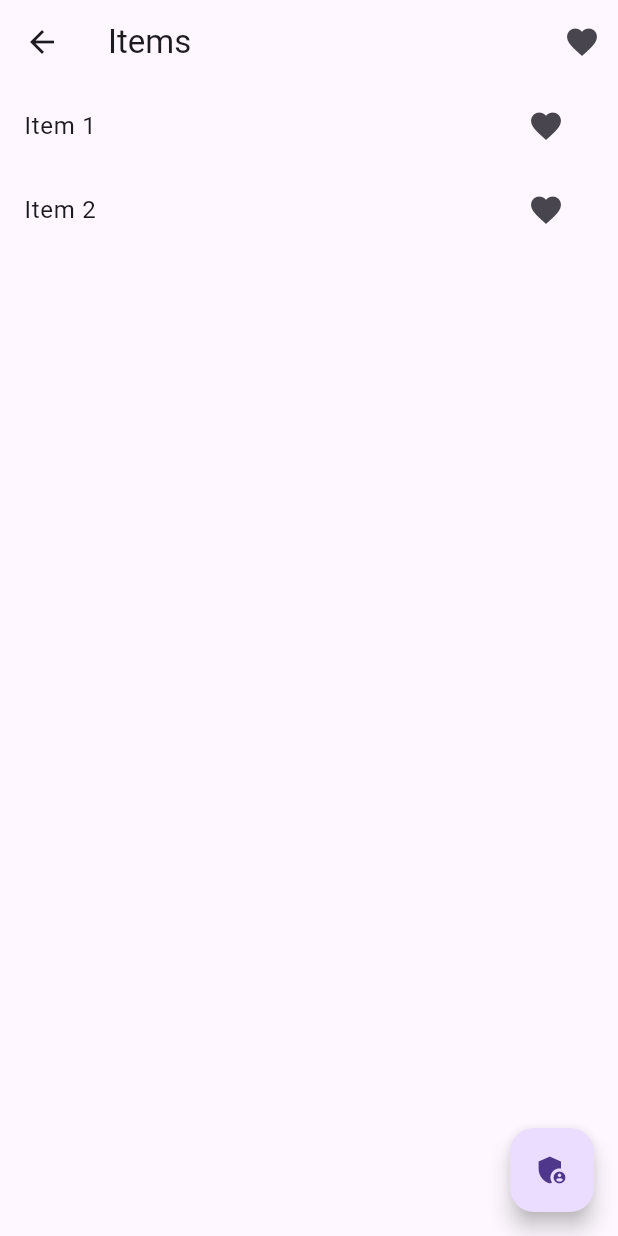
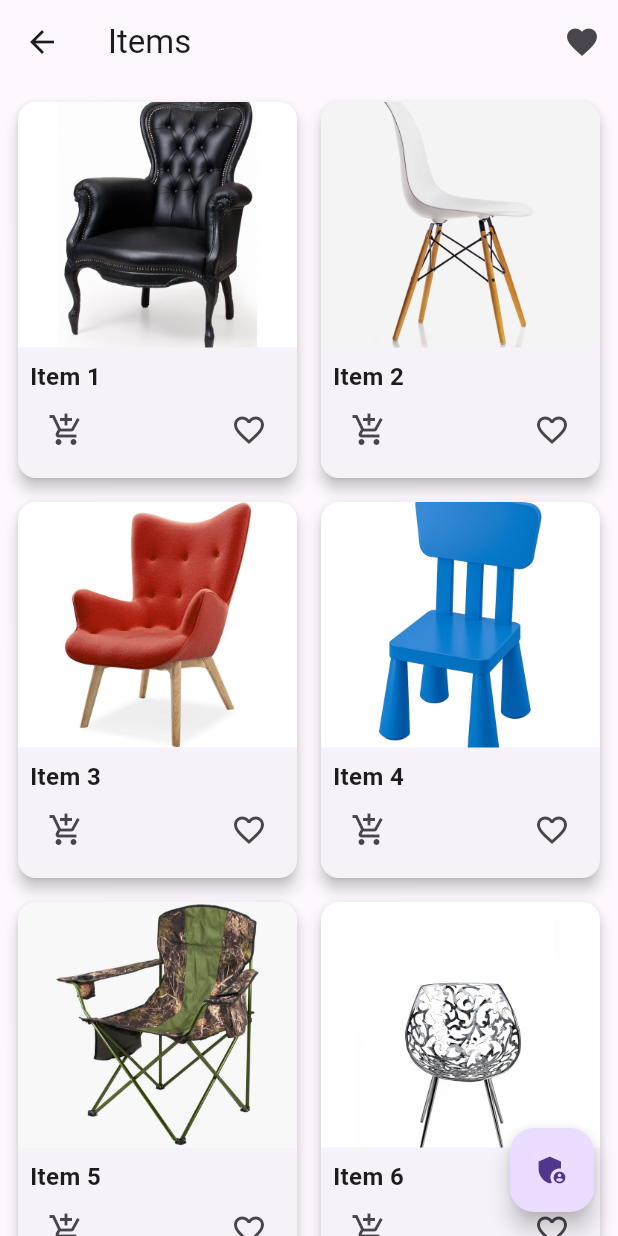
Before and after one commit to pome1lo/Mobile-application-programming, a Flutter app: the ItemListPage screen opened by its route, on a phone screen of 412 x 824 dp. Run offline on Flutter 3.47's test engine with Material 3 defaults, Android fonts, the phone set to English and light mode, and no system bars; our stand-ins replace hive, hive_flutter, sqflite; accounts and stored records are empty.

Commit message:
updated lw8

```diff
--- a/lw8/lib/main.dart
+++ b/lw8/lib/main.dart
@@ -43,8 +43,12 @@ Future<void> _initializeData() async {
 
   final itemBox = Hive.box<Item>('items');
   if (itemBox.isEmpty) {
-    itemBox.add(Item(name: 'Item 1', description: 'Description for Item 1', price: 111.0));
-    itemBox.add(Item(name: 'Item 2', description: 'Description for Item 2', price: 222.0));
+    itemBox.add(Item(name: 'Item 1', description: 'Description for Item 1', price: 111.0, imageUrl: 'assets/images/1.jpg'));
+    itemBox.add(Item(name: 'Item 2', description: 'Description for Item 2', price: 222.0, imageUrl: 'assets/images/2.jpg'));
+    itemBox.add(Item(name: 'Item 3', description: 'Description for Item 3', price: 333.0, imageUrl: 'assets/images/3.jpg'));
+    itemBox.add(Item(name: 'Item 4', description: 'Description for Item 4', price: 444.0, imageUrl: 'assets/images/4.jpg'));
+    itemBox.add(Item(name: 'Item 5', description: 'Description for Item 5', price: 555.0, imageUrl: 'assets/images/5.jpg'));
+    itemBox.add(Item(name: 'Item 6', description: 'Description for Item 6', price: 666.0, imageUrl: 'assets/images/6.jpg'));
   }
 }
 
@@ -55,10 +59,18 @@ class MyApp extends StatelessWidget {
       title: 'Hive Example',
       theme: ThemeData(primarySwatch: Colors.blue),
       initialRoute: '/',
+      onGenerateRoute: (settings) {
+        if (settings.name == '/itemDetail') {
+          final item = settings.arguments as Item;
+          return MaterialPageRoute(
+            builder: (context) => ItemDetailPage(item: item),
+          );
+        }
+        return null;
+      },
       routes: {
         '/': (context) => UserSelectionPage(),
         '/itemList': (context) => ItemListPage(),
-        '/itemDetail': (context) => ItemDetailPage(),
       },
     );
   }
--- a/lw8/lib/models/item.dart
+++ b/lw8/lib/models/item.dart
@@ -13,5 +13,8 @@ class Item {
   @HiveField(2)
   final double price;
 
-  Item({required this.name, required this.description, required this.price});
+  @HiveField(3)
+  final String imageUrl;
+
+  Item({required this.name, required this.description, required this.price, required this.imageUrl});
 }
--- a/lw8/lib/screens/item_detail_page.dart
+++ b/lw8/lib/screens/item_detail_page.dart
@@ -2,15 +2,36 @@ import 'package:flutter/material.dart';
 import '../models/item.dart';
 
 class ItemDetailPage extends StatelessWidget {
+  final Item item;
+
+  ItemDetailPage({required this.item});
+
   @override
   Widget build(BuildContext context) {
-    final Item item = ModalRoute.of(context)!.settings.arguments as Item;
-
     return Scaffold(
-      appBar: AppBar(title: Text(item.name)),
+      appBar: AppBar(
+        title: Text(item.name),
+      ),
       body: Padding(
         padding: const EdgeInsets.all(16.0),
-        child: Text(item.description),
+        child: Column(
+          crossAxisAlignment: CrossAxisAlignment.start,
+          children: [
+            Image.asset(item.imageUrl, fit: BoxFit.cover),
+            SizedBox(height: 16),
+            Text(
+              item.name,
+              style: TextStyle(fontSize: 24, fontWeight: FontWeight.bold),
+            ),
+            SizedBox(height: 8),
+            Text(
+              '\$${item.price}',
+              style: TextStyle(fontSize: 20, color: Colors.green),
+            ),
+            SizedBox(height: 16),
+            Text(item.description),
+          ],
+        ),
       ),
     );
   }
--- a/lw8/lib/screens/item_list_page.dart
+++ b/lw8/lib/screens/item_list_page.dart
@@ -1,9 +1,9 @@
 import 'package:flutter/material.dart';
 import 'package:lw4_5/models/favorite_item.dart';
-import 'package:lw4_5/models/user.dart';
 import 'package:lw4_5/screens/admin_product_page.dart';
 import '../models/item.dart';
 import 'favorites_page.dart';
+import 'item_detail_page.dart'; // Импортируем экран описания
 import 'package:hive_flutter/hive_flutter.dart';
 
 class ItemListPage extends StatelessWidget {
@@ -14,7 +14,6 @@ class ItemListPage extends StatelessWidget {
         MaterialPageRoute(builder: (context) => AdminProductPage()),
       );
     } else {
-      // Покажите сообщение, что доступ запрещен
       ScaffoldMessenger.of(context).showSnackBar(
         SnackBar(content: Text('Access Denied')),
       );
@@ -23,12 +22,10 @@ class ItemListPage extends StatelessWidget {
 
   @override
   Widget build(BuildContext context) {
-    // Проверка наличия открытого бокса
     if (!Hive.isBoxOpen('users') || !Hive.isBoxOpen('items')) {
-      return Center(child: CircularProgressIndicator()); // Или сообщение об ошибке
+      return Center(child: CircularProgressIndicator());
     }
 
-    // Получение выбранного пользователя из аргументов
     final String userRole = ModalRoute.of(context)?.settings.arguments as String? ?? 'User';
 
     return Scaffold(
@@ -50,22 +47,76 @@ class ItemListPage extends StatelessWidget {
         valueListenable: Hive.box<Item>('items').listenable(),
         builder: (context, box, _) {
           final items = box.values.toList();
-          return ListView.builder(
+          return GridView.builder(
+            padding: const EdgeInsets.all(8.0),
+            gridDelegate: const SliverGridDelegateWithFixedCrossAxisCount(
+              crossAxisCount: 2,
+              mainAxisSpacing: 8.0,
+              crossAxisSpacing: 8.0,
+              childAspectRatio: 0.75,
+            ),
             itemCount: items.length,
             itemBuilder: (context, index) {
               final item = items[index];
-              return ListTile(
-                title: Text(item.name),
+              return GestureDetector(
                 onTap: () {
-                  // Навигация к детальной странице товара
-                  Navigator.pushNamed(context, '/itemDetail', arguments: item);
+                  // Переход на экран описания
+                  Navigator.push(
+                    context,
+                    MaterialPageRoute(
+                      builder: (context) => ItemDetailPage(item: item),
+                    ),
+                  );
                 },
-                trailing: IconButton(
-                  icon: Icon(Icons.favorite),
-                  onPressed: () {
-                    final favoritesBox = Hive.box<FavoriteItem>('favorites');
-                    favoritesBox.add(FavoriteItem(itemName: item.name));
-                  },
+                child: Card(
+                  elevation: 4,
+                  shape: RoundedRectangleBorder(borderRadius: BorderRadius.circular(12)),
+                  child: Column(
+                    crossAxisAlignment: CrossAxisAlignment.stretch,
+                    children: [
+                      Expanded(
+                        child: ClipRRect(
+                          borderRadius: const BorderRadius.vertical(top: Radius.circular(12)),
+                          child: Image.asset(
+                            item.imageUrl,
+                            fit: BoxFit.cover,
+                          ),
+                        ),
+                      ),
+                      Padding(
+                        padding: const EdgeInsets.all(8.0),
+                        child: Column(
+                          crossAxisAlignment: CrossAxisAlignment.start,
+                          children: [
+                            Text(
+                              item.name,
+                              style: TextStyle(fontSize: 16, fontWeight: FontWeight.bold),
+                              maxLines: 1,
+                              overflow: TextOverflow.ellipsis,
+                            ),
+                            Row(
+                              mainAxisAlignment: MainAxisAlignment.spaceBetween,
+                              children: [
+                                IconButton(
+                                  icon: Icon(Icons.add_shopping_cart),
+                                  onPressed: () {
+                                    // Логика добавления в корзину
+                                  },
+                                ),
+                                IconButton(
+                                  icon: Icon(Icons.favorite_border),
+                                  onPressed: () {
+                                    final favoritesBox = Hive.box<FavoriteItem>('favorites');
+                                    favoritesBox.add(FavoriteItem(itemName: item.name));
+                                  },
+                                ),
+                              ],
+                            ),
+                          ],
+                        ),
+                      ),
+                    ],
+                  ),
                 ),
               );
             },
```
Also changed, not shown: lw8/lib/screens/admin_product_page.dart (+22 -6 lines), lw8/lib/screens/favorites_page.dart (+10 -0 lines), lw8/lib/models/item.g.dart.
